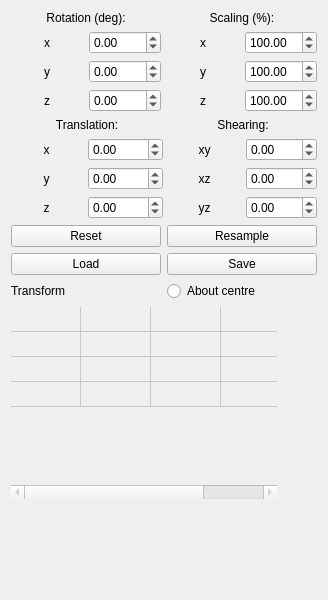
Before: the Qt Designer form Code/Gui/MITK/Plugins/uk.ac.ucl.cmic.affinetransform/src/internal/AffineTransformViewControls.ui in NifTK/NifTK, drawn with Qt 5.
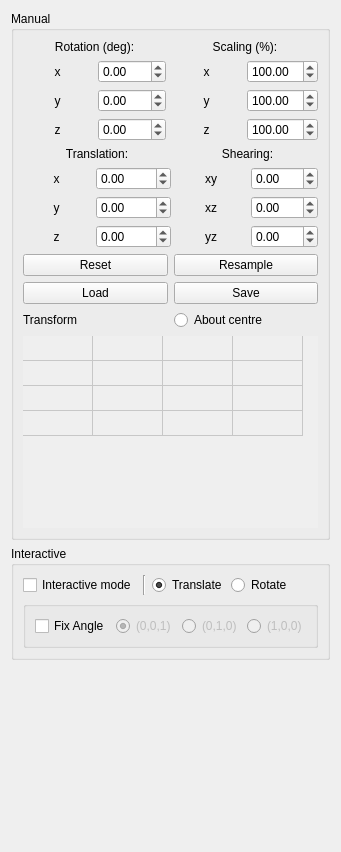
After: the same form once the commit is applied. Icons and pictures are not drawn.

Commit message: #1660 - Checking in the initial version of the interactive affine transform

```diff
--- a/Code/Gui/MITK/Plugins/uk.ac.ucl.cmic.affinetransform/src/internal/AffineTransformViewControls.ui
+++ b/Code/Gui/MITK/Plugins/uk.ac.ucl.cmic.affinetransform/src/internal/AffineTransformViewControls.ui
@@ -9,8 +9,8 @@
    <rect>
     <x>0</x>
     <y>0</y>
-    <width>328</width>
-    <height>600</height>
+    <width>341</width>
+    <height>852</height>
    </rect>
   </property>
   <property name="minimumSize">
@@ -29,10 +29,14 @@
   <property name="locale">
    <locale language="English" country="UnitedKingdom"/>
   </property>
-  <layout class="QHBoxLayout" name="horizontalLayout_2">
-   <item>
     <layout class="QVBoxLayout" name="verticalLayout">
      <item>
+    <widget class="QGroupBox" name="groupBox_2">
+     <property name="title">
+      <string>Manual</string>
+     </property>
+     <layout class="QGridLayout" name="gridLayout_5">
+      <item row="0" column="0">
       <layout class="QGridLayout" name="gridLayout">
        <item row="0" column="0" colspan="2">
         <widget class="QLabel" name="rotationHeaderLabel">
@@ -185,7 +189,7 @@
        </item>
       </layout>
      </item>
-     <item>
+      <item row="1" column="0">
       <layout class="QGridLayout" name="gridLayout_2">
        <item row="0" column="0" colspan="2">
         <widget class="QLabel" name="translationHeaderLabel">
@@ -338,7 +342,7 @@
        </item>
       </layout>
      </item>
-     <item>
+      <item row="2" column="0">
       <layout class="QGridLayout" name="gridLayout_3">
        <item row="0" column="0">
         <widget class="QPushButton" name="resetButton">
@@ -370,7 +374,7 @@
        </item>
       </layout>
      </item>
-     <item>
+      <item row="3" column="0">
       <layout class="QGridLayout" name="gridLayout_4">
        <item row="0" column="0">
         <widget class="QLabel" name="transformMatrixLabel">
@@ -388,9 +392,7 @@
        </item>
       </layout>
      </item>
-     <item>
-      <layout class="QHBoxLayout" name="horizontalLayout">
-       <item>
+      <item row="4" column="0">
         <widget class="QTableWidget" name="affineTransformDisplay">
          <property name="enabled">
           <bool>false</bool>
@@ -474,7 +476,57 @@
          <column/>
         </widget>
        </item>
+     </layout>
+    </widget>
+   </item>
        <item>
+    <widget class="QGroupBox" name="groupBox">
+     <property name="title">
+      <string>Interactive</string>
+     </property>
+     <layout class="QGridLayout" name="gridLayout_6">
+      <item row="0" column="0">
+       <widget class="QCheckBox" name="checkBox_Interactive">
+        <property name="text">
+         <string>Interactive mode</string>
+        </property>
+       </widget>
+      </item>
+      <item row="0" column="1">
+       <widget class="Line" name="line">
+        <property name="orientation">
+         <enum>Qt::Vertical</enum>
+        </property>
+       </widget>
+      </item>
+      <item row="0" column="2">
+       <layout class="QHBoxLayout" name="horizontalLayout_2">
+        <item>
+         <widget class="QRadioButton" name="radioButton_translate">
+          <property name="text">
+           <string>Translate</string>
+          </property>
+          <property name="checked">
+           <bool>true</bool>
+          </property>
+          <attribute name="buttonGroup">
+           <string notr="true">buttonGroup</string>
+          </attribute>
+         </widget>
+        </item>
+        <item>
+         <widget class="QRadioButton" name="radioButton_rotate">
+          <property name="text">
+           <string>Rotate</string>
+          </property>
+          <attribute name="buttonGroup">
+           <string notr="true">buttonGroup</string>
+          </attribute>
+         </widget>
+        </item>
+       </layout>
+      </item>
+      <item row="0" column="3">
         <spacer name="horizontalSpacer">
          <property name="orientation">
           <enum>Qt::Horizontal</enum>
@@ -487,7 +539,74 @@
          </property>
         </spacer>
        </item>
-      </layout>
+      <item row="1" column="0" colspan="4">
+       <widget class="QGroupBox" name="groupBox_3">
+        <property name="title">
+         <string/>
+        </property>
+        <layout class="QHBoxLayout" name="horizontalLayout_3">
+         <item>
+          <widget class="QCheckBox" name="checkBox_fixAngle">
+           <property name="text">
+            <string>Fix Angle</string>
+           </property>
+          </widget>
+         </item>
+         <item>
+          <layout class="QHBoxLayout" name="horizontalLayout">
+           <item>
+            <widget class="QRadioButton" name="radioButton_001">
+             <property name="enabled">
+              <bool>false</bool>
+             </property>
+             <property name="text">
+              <string>(0,0,1)</string>
+             </property>
+             <property name="checked">
+              <bool>true</bool>
+             </property>
+             <attribute name="buttonGroup">
+              <string notr="true">buttonGroup_2</string>
+             </attribute>
+            </widget>
+           </item>
+           <item>
+            <widget class="QRadioButton" name="radioButton_010">
+             <property name="enabled">
+              <bool>false</bool>
+             </property>
+             <property name="text">
+              <string>(0,1,0)</string>
+             </property>
+             <attribute name="buttonGroup">
+              <string notr="true">buttonGroup_2</string>
+             </attribute>
+            </widget>
+           </item>
+           <item>
+            <widget class="QRadioButton" name="radioButton_100">
+             <property name="enabled">
+              <bool>false</bool>
+             </property>
+             <property name="text">
+              <string>(1,0,0)</string>
+             </property>
+             <attribute name="buttonGroup">
+              <string notr="true">buttonGroup_2</string>
+             </attribute>
+            </widget>
+           </item>
+          </layout>
+         </item>
+        </layout>
+       </widget>
+      </item>
+     </layout>
+     <zorder>checkBox_Interactive</zorder>
+     <zorder>line</zorder>
+     <zorder>radioButton_010</zorder>
+     <zorder>groupBox_3</zorder>
+    </widget>
      </item>
      <item>
       <spacer name="verticalSpacer">
@@ -497,12 +616,10 @@
        <property name="sizeHint" stdset="0">
         <size>
          <width>17</width>
-         <height>13</height>
+       <height>1</height>
         </size>
        </property>
       </spacer>
-     </item>
-    </layout>
    </item>
   </layout>
  </widget>
```
Left out of the diff: 22 changed lines with no effect on the pictures. Lines whose indentation alone changed are shown as unchanged. The commit also changes 4 other files.
